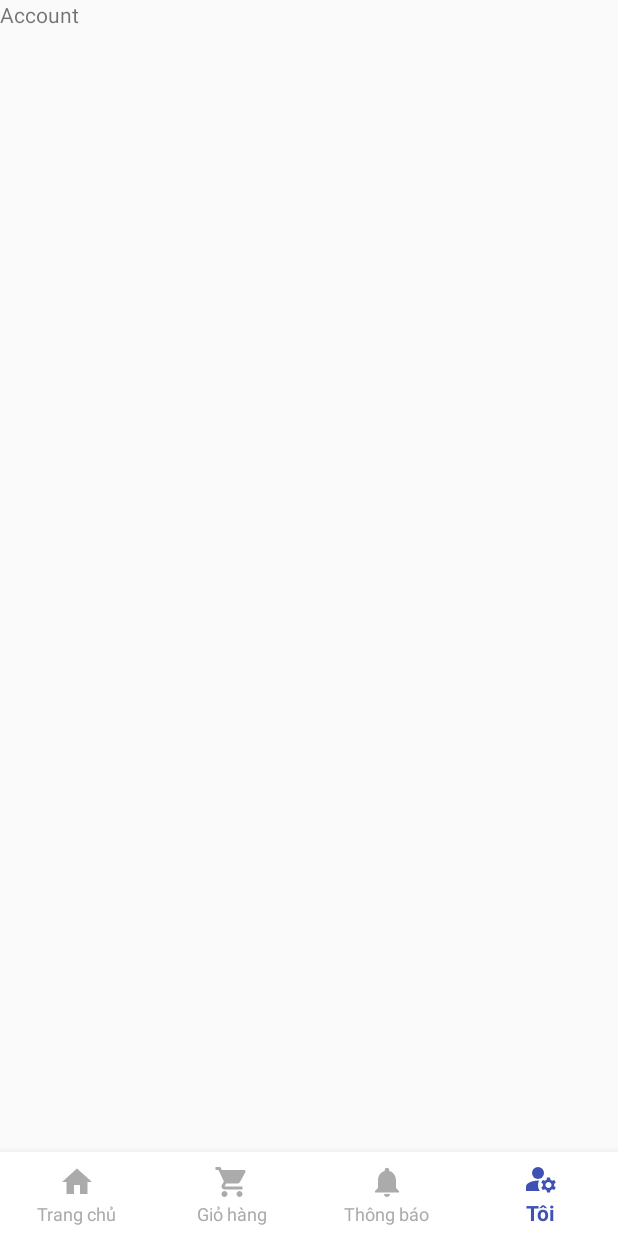
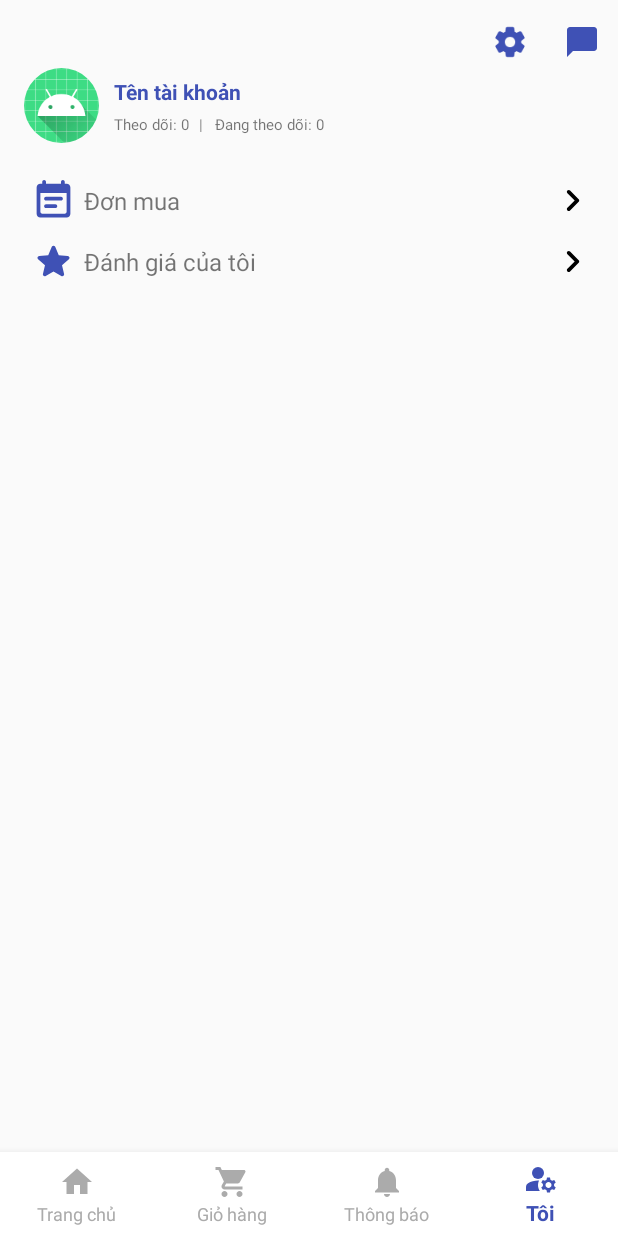
Before and after one commit to Hqkhanh-FITHOU/EcoVn, an Android app: the MainActivity screen opened directly, with no data from a screen before it, item 4 of the bottom bar chosen, on a phone screen of 412 x 824 dp. Run offline under Robolectric (Android 15) with nearby library versions, the phone set to English and light mode, and no system bars; our stand-ins replace CircleImageView; 1 statement that could not run was skipped.

Commit message:
update account fragment and modify register method

```diff
--- a/app/build.gradle
+++ b/app/build.gradle
@@ -71,4 +71,5 @@ dependencies {
     implementation("com.google.firebase:firebase-analytics")
     implementation 'com.google.firebase:firebase-auth:22.3.1'
     implementation 'com.google.firebase:firebase-firestore:24.10.3'
+    implementation 'de.hdodenhof:circleimageview:3.1.0'
 }
--- a/app/src/main/java/com/fithou/ecovn/MainActivity.java
+++ b/app/src/main/java/com/fithou/ecovn/MainActivity.java
@@ -8,7 +8,7 @@ import android.os.Bundle;
 import android.view.MenuItem;
 import android.view.View;
 import android.widget.FrameLayout;
-
+import com.fithou.ecovn.model.authModels;
 import com.fithou.ecovn.adapter.ViewPagerAdapter;
 import com.fithou.ecovn.menu.AccountMenu;
 import com.fithou.ecovn.menu.CartMenu;
@@ -25,6 +25,8 @@ public class MainActivity extends AppCompatActivity {
     BottomNavigationView bottomNavigationView;
     FrameLayout frameLayout;
 
+    public static authModels CURRENT_USER;
+
     @Override
     protected void onCreate(Bundle savedInstanceState) {
         super.onCreate(savedInstanceState);
@@ -35,7 +37,7 @@ public class MainActivity extends AppCompatActivity {
         viewPager2.setAdapter(viewPagerAdapter);
         bottomNavigationView = findViewById(R.id.bottomNav);
         frameLayout = findViewById(R.id.frameLayout);
-
+        CURRENT_USER = (authModels) getIntent().getSerializableExtra("user");
 //        tabLayout.addOnTabSelectedListener(new TabLayout.OnTabSelectedListener() {
 //            @Override
 //            public void onTabSelected(TabLayout.Tab tab) {
@@ -92,4 +94,6 @@ public class MainActivity extends AppCompatActivity {
             }
         });
     }
+
+
 }
--- /dev/null
+++ b/app/src/main/java/com/fithou/ecovn/adapter/AccountFeatureAdapter.java
@@ -0,0 +1,63 @@
+package com.fithou.ecovn.adapter;
+
+import android.content.Context;
+import android.view.LayoutInflater;
+import android.view.View;
+import android.view.ViewGroup;
+import android.widget.ImageView;
+import android.widget.TextView;
+
+import androidx.annotation.NonNull;
+import androidx.recyclerview.widget.RecyclerView;
+
+import com.fithou.ecovn.R;
+import com.fithou.ecovn.model.AccountFeatureViewModel;
+
+import java.util.List;
+
+public class AccountFeatureAdapter extends RecyclerView.Adapter<AccountFeatureAdapter.AccountFeatureViewHolder> {
+    private Context context;
+    private List<AccountFeatureViewModel> mfeatures;
+
+    @NonNull
+    @Override
+    public AccountFeatureViewHolder onCreateViewHolder(@NonNull ViewGroup parent, int viewType) {
+        View view = LayoutInflater.from(parent.getContext()).inflate(R.layout.account_list_item,parent,false);
+        return new AccountFeatureViewHolder(view);
+    }
+
+    public void setViewData(List<AccountFeatureViewModel> features){
+        mfeatures = features;
+    }
+
+    @Override
+    public void onBindViewHolder(@NonNull AccountFeatureViewHolder holder, int position) {
+        AccountFeatureViewModel feature = mfeatures.get(position);
+        if(feature == null){
+            return;
+        }
+        holder.icon_feature.setImageResource(feature.getFeature_icon());
+        holder.feature_name.setText(feature.getFeature_name());
+    }
+
+    @Override
+    public int getItemCount() {
+        if(mfeatures == null || mfeatures.isEmpty()){
+            return 0;
+        }
+        return mfeatures.size();
+    }
+
+    public class AccountFeatureViewHolder extends RecyclerView.ViewHolder{
+        private ImageView icon_feature;
+        private TextView feature_name;
+        public AccountFeatureViewHolder(@NonNull View itemView) {
+            super(itemView);
+            icon_feature = itemView.findViewById(R.id.account_feature_icon);
+            feature_name = itemView.findViewById(R.id.account_feature_name);
+        }
+
+
+    }
+
+}
--- a/app/src/main/java/com/fithou/ecovn/auth/LoginActivity.java
+++ b/app/src/main/java/com/fithou/ecovn/auth/LoginActivity.java
@@ -12,7 +12,7 @@ import android.widget.EditText;
 import android.widget.ImageView;
 import android.widget.TextView;
 import android.widget.Toast;
-
+import com.fithou.ecovn.model.authModels;
 import com.fithou.ecovn.MainActivity;
 import com.fithou.ecovn.R;
 import com.fithou.ecovn.databinding.ActivityLoginBinding;
@@ -25,12 +25,16 @@ import com.google.firebase.database.DatabaseReference;
 import com.google.firebase.database.FirebaseDatabase;
 import com.google.firebase.firestore.FirebaseFirestore;
 
+import java.io.Serializable;
+
 public class LoginActivity extends AppCompatActivity {
+
     Button btn_create_new;
     TextView tv_forget_pass;
 
     Button btn_login;
     FirebaseAuth auth;
+    authModels user = new authModels();
     FirebaseFirestore firestore;
     ProgressDialog progressDialog;
 
@@ -66,7 +70,13 @@ public class LoginActivity extends AppCompatActivity {
                         public void onComplete(@NonNull Task<AuthResult> task) {
                             if(task.isSuccessful()){
                                 progressDialog.dismiss();
-                                startActivity(new Intent(LoginActivity.this, MainActivity.class));
+                                user.setId(auth.getCurrentUser().getUid());
+                                user.setName(auth.getCurrentUser().getDisplayName());
+                                user.setEmail(auth.getCurrentUser().getEmail());
+                                user.setPassword(password);
+                                Intent intent = new Intent(LoginActivity.this, MainActivity.class);
+                                intent.putExtra("user", user);
+                                startActivity(intent);
                                 finish();
                             }else{
                                 progressDialog.dismiss();
--- a/app/src/main/java/com/fithou/ecovn/auth/RegisterActivity.java
+++ b/app/src/main/java/com/fithou/ecovn/auth/RegisterActivity.java
@@ -20,6 +20,7 @@ import com.google.android.gms.tasks.OnSuccessListener;
 import com.google.android.gms.tasks.Task;
 import com.google.firebase.auth.AuthResult;
 import com.google.firebase.auth.FirebaseAuth;
+import com.google.firebase.auth.UserProfileChangeRequest;
 import com.google.firebase.firestore.DocumentReference;
 import com.google.firebase.firestore.FirebaseFirestore;
 import com.google.firebase.firestore.SetOptions;
@@ -73,11 +74,11 @@ public class RegisterActivity extends AppCompatActivity {
                         @Override
                         public void onComplete(@NonNull Task<AuthResult> task) {
                             if(task.isSuccessful()){
-
+                                auth.updateCurrentUser(task.getResult().getUser());
                                 String id = task.getResult().getUser().getUid();
                                 authModels authModels = new authModels(id, name, email, password);
 
-                                DocumentReference documentReference =   firestore.collection("users").document();
+                                DocumentReference documentReference =   firestore.collection("users").document(id);
 
                                 documentReference.set(authModels, SetOptions.merge()).addOnCompleteListener(new OnCompleteListener<Void>() {
                                     @Override
@@ -86,10 +87,17 @@ public class RegisterActivity extends AppCompatActivity {
                                            documentReference.set(authModels, SetOptions.merge()).addOnCompleteListener(new OnCompleteListener<Void>() {
                                                @Override
                                                public void onComplete(@NonNull Task<Void> task) {
-                                                   progressDialog.dismiss();
-                                                   Toast.makeText(RegisterActivity.this, "Đăng ký thành công !", Toast.LENGTH_SHORT).show();
-                                                   startActivity(new Intent(RegisterActivity.this, LoginActivity.class));
-
+                                                   UserProfileChangeRequest profileUpdate = new UserProfileChangeRequest.Builder().setDisplayName(name).build();
+                                                   auth.getCurrentUser().updateProfile(profileUpdate).addOnCompleteListener(new OnCompleteListener<Void>() {
+                                                       @Override
+                                                       public void onComplete(@NonNull Task<Void> task) {
+                                                           if(task.isSuccessful()){
+                                                               progressDialog.dismiss();
+                                                               Toast.makeText(RegisterActivity.this, "Đăng ký thành công !", Toast.LENGTH_SHORT).show();
+                                                               startActivity(new Intent(RegisterActivity.this, LoginActivity.class));
+                                                           }
+                                                       }
+                                                   });
                                                }
                                            }).addOnFailureListener(new OnFailureListener() {
                                                @Override
--- a/app/src/main/java/com/fithou/ecovn/menu/AccountMenu.java
+++ b/app/src/main/java/com/fithou/ecovn/menu/AccountMenu.java
@@ -3,64 +3,55 @@ package com.fithou.ecovn.menu;
 import android.os.Bundle;
 
 import androidx.fragment.app.Fragment;
+import androidx.recyclerview.widget.LinearLayoutManager;
+import androidx.recyclerview.widget.RecyclerView;
 
 import android.view.LayoutInflater;
 import android.view.View;
 import android.view.ViewGroup;
+import android.widget.TextView;
 
+import com.fithou.ecovn.MainActivity;
+import com.fithou.ecovn.model.authModels;
 import com.fithou.ecovn.R;
+import com.fithou.ecovn.adapter.AccountFeatureAdapter;
+import com.fithou.ecovn.model.AccountFeatureViewModel;
 
-/**
- * A simple {@link Fragment} subclass.
- * Use the {@link AccountMenu#newInstance} factory method to
- * create an instance of this fragment.
- */
+import java.util.ArrayList;
+import java.util.List;
+
+
 public class AccountMenu extends Fragment {
 
-    // TODO: Rename parameter arguments, choose names that match
-    // the fragment initialization parameters, e.g. ARG_ITEM_NUMBER
-    private static final String ARG_PARAM1 = "param1";
-    private static final String ARG_PARAM2 = "param2";
-
-    // TODO: Rename and change types of parameters
-    private String mParam1;
-    private String mParam2;
-
-    public AccountMenu() {
-        // Required empty public constructor
-    }
-
-    /**
-     * Use this factory method to create a new instance of
-     * this fragment using the provided parameters.
-     *
-     * @param param1 Parameter 1.
-     * @param param2 Parameter 2.
-     * @return A new instance of fragment AccountMenu.
-     */
-    // TODO: Rename and change types and number of parameters
-    public static AccountMenu newInstance(String param1, String param2) {
-        AccountMenu fragment = new AccountMenu();
-        Bundle args = new Bundle();
-        args.putString(ARG_PARAM1, param1);
-        args.putString(ARG_PARAM2, param2);
-        fragment.setArguments(args);
-        return fragment;
-    }
-
-    @Override
-    public void onCreate(Bundle savedInstanceState) {
-        super.onCreate(savedInstanceState);
-        if (getArguments() != null) {
-            mParam1 = getArguments().getString(ARG_PARAM1);
-            mParam2 = getArguments().getString(ARG_PARAM2);
-        }
-    }
-
+    TextView account_name;
+    public AccountMenu() {}
+    RecyclerView featureRecyclerView;
+    AccountFeatureAdapter featureAdapter;
     @Override
     public View onCreateView(LayoutInflater inflater, ViewGroup container,
                              Bundle savedInstanceState) {
-        // Inflate the layout for this fragment
-        return inflater.inflate(R.layout.fragment_account_menu, container, false);
+        View view = inflater.inflate(R.layout.fragment_account_menu, container, false);
+        account_name = view.findViewById(R.id.user_name);
+
+        account_name.setText(MainActivity.CURRENT_USER.getName());
+
+        featureAdapter = new AccountFeatureAdapter();
+        featureRecyclerView = view.findViewById(R.id.account_feature_list);
+        LinearLayoutManager linearLayoutManager = new LinearLayoutManager(getContext(), RecyclerView.VERTICAL, false);
+        featureRecyclerView.setLayoutManager(linearLayoutManager);
+
+        featureAdapter.setViewData(initData());
+        featureRecyclerView.setAdapter(featureAdapter);
+
+
+        return view;
     }
+
+    private List<AccountFeatureViewModel> initData(){
+        List<AccountFeatureViewModel> list = new ArrayList<>();
+        list.add(new AccountFeatureViewModel(1,R.drawable.round_event_note_24, "Đơn mua"));
+        list.add(new AccountFeatureViewModel(2,R.drawable.round_star_24, "Đánh giá của tôi"));
+        return list;
+    }
+
 }
--- /dev/null
+++ b/app/src/main/java/com/fithou/ecovn/model/AccountFeatureViewModel.java
@@ -0,0 +1,40 @@
+package com.fithou.ecovn.model;
+
+public class AccountFeatureViewModel {
+    private int feature_id;
+    private int feature_icon;
+    private String feature_name;
+
+    public AccountFeatureViewModel(int feature_id, int feature_icon, String feature_name) {
+        this.feature_id = feature_id;
+        this.feature_icon = feature_icon;
+        this.feature_name = feature_name;
+    }
+
+    public AccountFeatureViewModel() {
+    }
+
+    public int getFeature_id() {
+        return feature_id;
+    }
+
+    public void setFeature_id(int feature_id) {
+        this.feature_id = feature_id;
+    }
+
+    public int getFeature_icon() {
+        return feature_icon;
+    }
+
+    public void setFeature_icon(int feature_icon) {
+        this.feature_icon = feature_icon;
+    }
+
+    public String getFeature_name() {
+        return feature_name;
+    }
+
+    public void setFeature_name(String feature_name) {
+        this.feature_name = feature_name;
+    }
+}
--- a/app/src/main/java/com/fithou/ecovn/model/authModels.java
+++ b/app/src/main/java/com/fithou/ecovn/model/authModels.java
@@ -1,6 +1,8 @@
 package com.fithou.ecovn.model;
 
-public class authModels {
+import java.io.Serializable;
+
+public class authModels implements Serializable {
     String Id;
     String name;
     String email;
--- /dev/null
+++ b/app/src/main/res/drawable/round_event_note_24.xml
@@ -0,0 +1,5 @@
+<vector android:autoMirrored="true" android:height="24dp"
+    android:tint="@color/Free_Speech_Blue" android:viewportHeight="24"
+    android:viewportWidth="24" android:width="24dp" xmlns:android="http://schemas.android.com/apk/res/android">
+    <path android:fillColor="@android:color/white" android:pathData="M16,10L8,10c-0.55,0 -1,0.45 -1,1s0.45,1 1,1h8c0.55,0 1,-0.45 1,-1s-0.45,-1 -1,-1zM19,3h-1L18,2c0,-0.55 -0.45,-1 -1,-1s-1,0.45 -1,1v1L8,3L8,2c0,-0.55 -0.45,-1 -1,-1s-1,0.45 -1,1v1L5,3c-1.11,0 -2,0.9 -2,2v14c0,1.1 0.89,2 2,2h14c1.1,0 2,-0.9 2,-2L21,5c0,-1.1 -0.9,-2 -2,-2zM18,19L6,19c-0.55,0 -1,-0.45 -1,-1L5,8h14v10c0,0.55 -0.45,1 -1,1zM13,14L8,14c-0.55,0 -1,0.45 -1,1s0.45,1 1,1h5c0.55,0 1,-0.45 1,-1s-0.45,-1 -1,-1z"/>
+</vector>
--- /dev/null
+++ b/app/src/main/res/drawable/round_keyboard_arrow_right_24.xml
@@ -0,0 +1,5 @@
+<vector android:autoMirrored="true" android:height="24dp"
+    android:tint="#000000" android:viewportHeight="24"
+    android:viewportWidth="24" android:width="24dp" xmlns:android="http://schemas.android.com/apk/res/android">
+    <path android:fillColor="@android:color/white" android:pathData="M9.29,15.88L13.17,12 9.29,8.12c-0.39,-0.39 -0.39,-1.02 0,-1.41 0.39,-0.39 1.02,-0.39 1.41,0l4.59,4.59c0.39,0.39 0.39,1.02 0,1.41L10.7,17.3c-0.39,0.39 -1.02,0.39 -1.41,0 -0.38,-0.39 -0.39,-1.03 0,-1.42z"/>
+</vector>
--- /dev/null
+++ b/app/src/main/res/drawable/round_settings_24.xml
@@ -0,0 +1,5 @@
+<vector android:height="24dp" android:tint="@color/Free_Speech_Blue"
+    android:viewportHeight="24" android:viewportWidth="24"
+    android:width="24dp" xmlns:android="http://schemas.android.com/apk/res/android">
+    <path android:fillColor="@android:color/white" android:pathData="M19.5,12c0,-0.23 -0.01,-0.45 -0.03,-0.68l1.86,-1.41c0.4,-0.3 0.51,-0.86 0.26,-1.3l-1.87,-3.23c-0.25,-0.44 -0.79,-0.62 -1.25,-0.42l-2.15,0.91c-0.37,-0.26 -0.76,-0.49 -1.17,-0.68l-0.29,-2.31C14.8,2.38 14.37,2 13.87,2h-3.73C9.63,2 9.2,2.38 9.14,2.88L8.85,5.19c-0.41,0.19 -0.8,0.42 -1.17,0.68L5.53,4.96c-0.46,-0.2 -1,-0.02 -1.25,0.42L2.41,8.62c-0.25,0.44 -0.14,0.99 0.26,1.3l1.86,1.41C4.51,11.55 4.5,11.77 4.5,12s0.01,0.45 0.03,0.68l-1.86,1.41c-0.4,0.3 -0.51,0.86 -0.26,1.3l1.87,3.23c0.25,0.44 0.79,0.62 1.25,0.42l2.15,-0.91c0.37,0.26 0.76,0.49 1.17,0.68l0.29,2.31C9.2,21.62 9.63,22 10.13,22h3.73c0.5,0 0.93,-0.38 0.99,-0.88l0.29,-2.31c0.41,-0.19 0.8,-0.42 1.17,-0.68l2.15,0.91c0.46,0.2 1,0.02 1.25,-0.42l1.87,-3.23c0.25,-0.44 0.14,-0.99 -0.26,-1.3l-1.86,-1.41C19.49,12.45 19.5,12.23 19.5,12zM12.04,15.5c-1.93,0 -3.5,-1.57 -3.5,-3.5s1.57,-3.5 3.5,-3.5s3.5,1.57 3.5,3.5S13.97,15.5 12.04,15.5z"/>
+</vector>
--- /dev/null
+++ b/app/src/main/res/drawable/round_star_24.xml
@@ -0,0 +1,5 @@
+<vector android:height="24dp" android:tint="@color/Free_Speech_Blue"
+    android:viewportHeight="24" android:viewportWidth="24"
+    android:width="24dp" xmlns:android="http://schemas.android.com/apk/res/android">
+    <path android:fillColor="@android:color/white" android:pathData="M12,17.27l4.15,2.51c0.76,0.46 1.69,-0.22 1.49,-1.08l-1.1,-4.72l3.67,-3.18c0.67,-0.58 0.31,-1.68 -0.57,-1.75l-4.83,-0.41l-1.89,-4.46c-0.34,-0.81 -1.5,-0.81 -1.84,0L9.19,8.63L4.36,9.04c-0.88,0.07 -1.24,1.17 -0.57,1.75l3.67,3.18l-1.1,4.72c-0.2,0.86 0.73,1.54 1.49,1.08L12,17.27z"/>
+</vector>
--- /dev/null
+++ b/app/src/main/res/layout/account_list_item.xml
@@ -0,0 +1,28 @@
+<?xml version="1.0" encoding="utf-8"?>
+<RelativeLayout xmlns:android="http://schemas.android.com/apk/res/android"
+    android:layout_width="match_parent"
+    android:layout_height="wrap_content"
+    android:layout_marginRight="15dp"
+    android:layout_marginLeft="15dp">
+    <ImageView
+        android:id="@+id/account_feature_icon"
+        android:layout_width="30dp"
+        android:layout_height="30dp"
+        android:layout_margin="5dp"
+        android:src="@drawable/round_settings_24"
+        android:layout_centerVertical="true"/>
+    <TextView
+        android:id="@+id/account_feature_name"
+        android:layout_width="wrap_content"
+        android:layout_height="wrap_content"
+        android:text="Tên tính năng"
+        android:textSize="16sp"
+        android:layout_centerVertical="true"
+        android:layout_toRightOf="@+id/account_feature_icon"/>
+    <ImageView
+        android:layout_width="30dp"
+        android:layout_height="30dp"
+        android:src="@drawable/round_keyboard_arrow_right_24"
+        android:layout_alignParentRight="true"
+        android:layout_centerVertical="true"/>
+</RelativeLayout>
--- a/app/src/main/res/layout/fragment_account_menu.xml
+++ b/app/src/main/res/layout/fragment_account_menu.xml
@@ -3,12 +3,82 @@
     xmlns:tools="http://schemas.android.com/tools"
     android:layout_width="match_parent"
     android:layout_height="match_parent"
+    xmlns:app="http://schemas.android.com/apk/res-auto"
     tools:context=".menu.AccountMenu">
 
     <!-- TODO: Update blank fragment layout -->
-    <TextView
+    <ScrollView
         android:layout_width="match_parent"
-        android:layout_height="match_parent"
-        android:text="Account" />
+        android:layout_height="match_parent">
+        <RelativeLayout
+            android:layout_width="match_parent"
+            android:layout_height="wrap_content">
+
+            <androidx.appcompat.widget.Toolbar
+                android:id="@+id/account_toobar"
+                android:layout_width="match_parent"
+                android:layout_height="wrap_content"
+                app:menu="@menu/account_appbar_menu"
+                android:paddingBottom="18dp">
+                <RelativeLayout
+                    android:layout_width="match_parent"
+                    android:layout_height="wrap_content"
+                    android:layout_marginTop="45dp">
+                    <de.hdodenhof.circleimageview.CircleImageView
+                        android:id="@+id/user_img"
+                        android:layout_width="50dp"
+                        android:layout_height="50dp"
+                        android:layout_marginRight="10dp"
+                        android:src="@mipmap/ic_launcher"/>
+                    <TextView
+                        android:id="@+id/user_name"
+                        android:layout_width="wrap_content"
+                        android:layout_height="wrap_content"
+                        android:text="Tên tài khoản"
+                        android:layout_marginTop="6dp"
+                        android:layout_marginBottom="5dp"
+                        android:layout_toRightOf="@+id/user_img"
+                        android:textColor="@color/Free_Speech_Blue"
+                        android:textStyle="bold"
+                        />
+                    <TextView
+                        android:id="@+id/text_follower"
+                        android:layout_width="wrap_content"
+                        android:layout_height="wrap_content"
+                        android:text="Theo dõi: 0"
+                        android:layout_toRightOf="@+id/user_img"
+                        android:layout_below="@+id/user_name"
+                        android:textSize="10sp"
+                        android:layout_marginRight="3dp"
+                        />
+
+                    <TextView
+                        android:id="@+id/text_following"
+                        android:layout_width="wrap_content"
+                        android:layout_height="wrap_content"
+                        android:layout_below="@+id/user_name"
+                        android:layout_marginStart="3dp"
+                        android:layout_toRightOf="@+id/text_follower"
+                        android:text="|   Đang theo dõi: 0"
+                        android:textSize="10sp" />
+                </RelativeLayout>
+            </androidx.appcompat.widget.Toolbar>
+            <RelativeLayout
+                android:layout_below="@+id/account_toobar"
+                android:layout_width="match_parent"
+                android:layout_height="wrap_content">
+                <androidx.recyclerview.widget.RecyclerView
+                    android:id="@+id/account_feature_list"
+                    android:layout_width="match_parent"
+                    android:layout_height="wrap_content"
+                    tools:listitem="@layout/account_list_item"
+                    tools:itemCount="2"
+                    />
+            </RelativeLayout>
+
+
+
+        </RelativeLayout>
+    </ScrollView>
 
 </FrameLayout>
--- /dev/null
+++ b/app/src/main/res/menu/account_appbar_menu.xml
@@ -0,0 +1,11 @@
+<?xml version="1.0" encoding="utf-8"?>
+<menu xmlns:android="http://schemas.android.com/apk/res/android"
+    xmlns:app="http://schemas.android.com/apk/res-auto">
+    <item android:title="Thiết lập tài khoản"
+        android:icon="@drawable/round_settings_24"
+        app:showAsAction="always"/>
+
+    <item android:title="Tin nhắn"
+        android:icon="@drawable/baseline_chat_bubble_24"
+        app:showAsAction="always"/>
+</menu>
```
